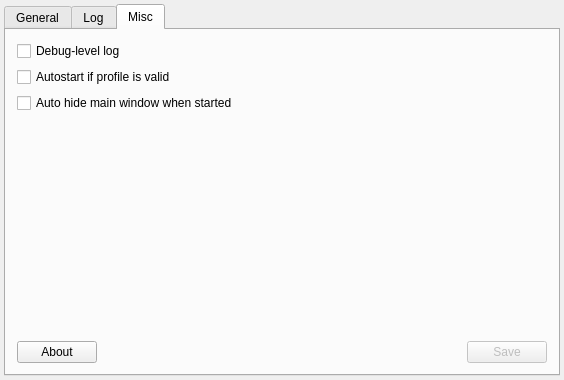
WillowWhispere/WillowWhispere, file src/mainwindow.ui: the form before one commit.
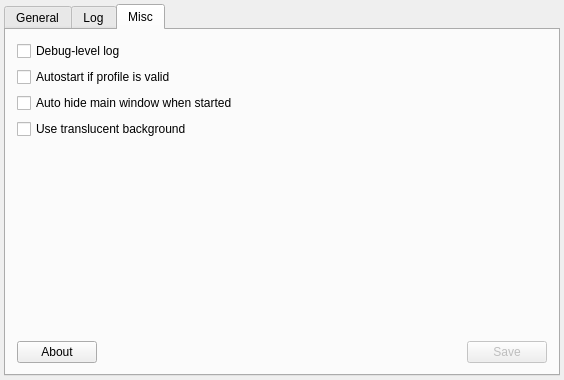
The form after the commit. The open tabs and pages were chosen to show the change. Icons and pictures are not drawn.

Commit message: add an option to control translucent.

```diff
--- a/src/mainwindow.ui
+++ b/src/mainwindow.ui
@@ -398,7 +398,7 @@
           </property>
          </widget>
         </item>
-        <item row="5" column="0" colspan="3">
+        <item row="6" column="0" colspan="3">
          <spacer name="verticalSpacer">
           <property name="orientation">
            <enum>Qt::Vertical</enum>
@@ -411,7 +411,7 @@
           </property>
          </spacer>
         </item>
-        <item row="7" column="2">
+        <item row="8" column="2">
          <widget class="QPushButton" name="miscSaveButton">
           <property name="enabled">
            <bool>false</bool>
@@ -426,7 +426,7 @@
           </property>
          </widget>
         </item>
-        <item row="7" column="0">
+        <item row="8" column="0">
          <widget class="QPushButton" name="aboutButton">
           <property name="text">
            <string>About</string>
@@ -445,7 +445,7 @@
           </property>
          </widget>
         </item>
-        <item row="7" column="1">
+        <item row="8" column="1">
          <spacer name="horizontalSpacer">
           <property name="orientation">
            <enum>Qt::Horizontal</enum>
@@ -465,6 +465,13 @@
           </property>
          </widget>
         </item>
+        <item row="5" column="0" colspan="3">
+         <widget class="QCheckBox" name="translucentCheck">
+          <property name="text">
+           <string>Use translucent background</string>
+          </property>
+         </widget>
+        </item>
        </layout>
       </widget>
      </widget>
```
Left out of the diff: 1 changed line with no effect on the pictures. The commit also changes 5 other files.
